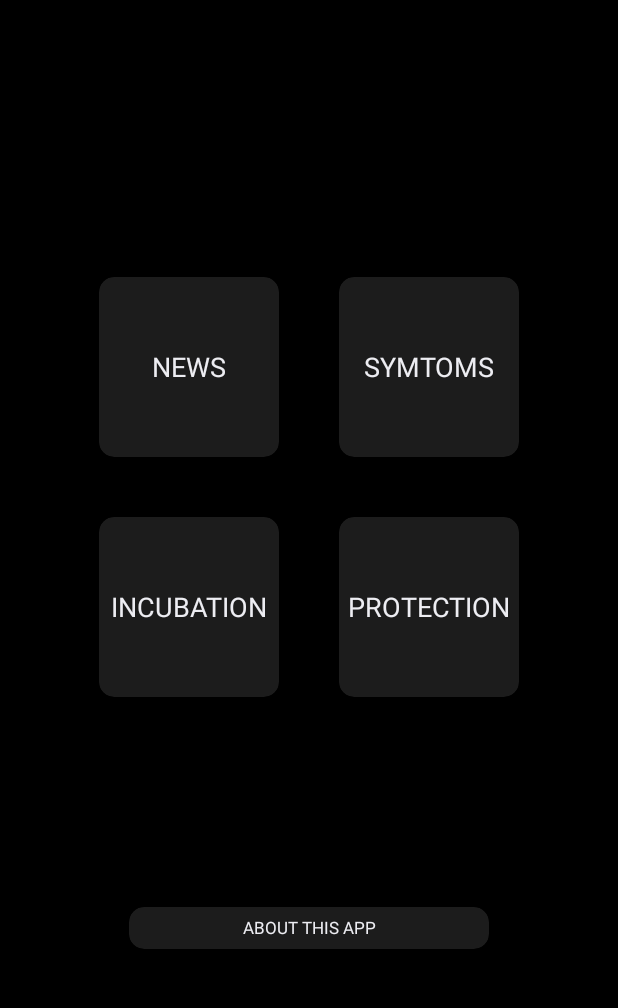
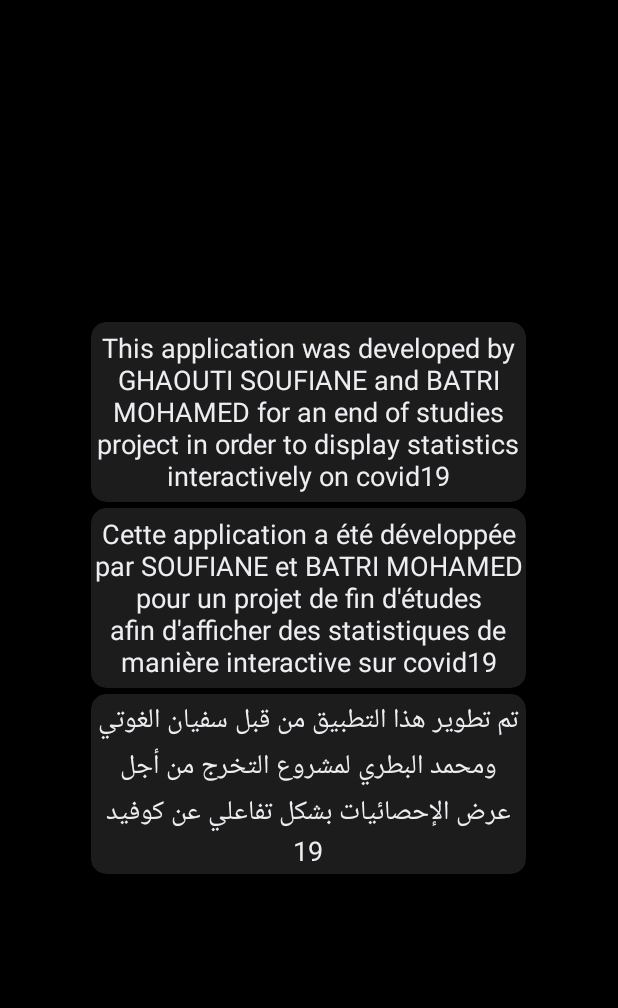
Before and after one commit to soufian-gh/lus-dawm-covid19, an Android app: the MoreActivity screen opened directly, with no data from a screen before it, on a phone screen of 412 x 824 dp, the part 62-1070 px from its top. Run offline under Robolectric (Android 15) with nearby library versions, the phone set to English and light mode, and no system bars; network calls fail.

Commit message:
additional editings

```diff
--- a/app/src/main/AndroidManifest.xml
+++ b/app/src/main/AndroidManifest.xml
@@ -14,7 +14,6 @@
         android:roundIcon="@mipmap/ic_launcher_round"
         android:supportsRtl="true"
         android:theme="@style/AppTheme">
-        <activity android:name=".NewsActivity"></activity>
         <activity android:name=".MoreActivity" />
         <activity android:name=".DetailActivity" />
         <activity android:name=".AffectedCountries" />
--- a/app/src/main/java/com/lus/dawm/covid/app/MainActivity.java
+++ b/app/src/main/java/com/lus/dawm/covid/app/MainActivity.java
@@ -119,8 +119,6 @@ public class MainActivity extends AppCompatActivity {
         setContentView(R.layout.activity_main);
 
         //checking gps state
-
-
 
         tvCases = findViewById(R.id.tvCases);
         tvRecovered = findViewById(R.id.tvRecovered);
@@ -295,9 +293,5 @@ public class MainActivity extends AppCompatActivity {
 
     }
 
-    public void goToNews(View view) {
 
-        startActivity(new Intent(getApplicationContext(),NewsActivity.class));
-
-    }
 }
--- a/app/src/main/java/com/lus/dawm/covid/app/NewsActivity.java
+++ /dev/null
@@ -1,14 +0,0 @@
-    package com.lus.dawm.covid.app;
-
-import androidx.appcompat.app.AppCompatActivity;
-
-import android.os.Bundle;
-
-public class NewsActivity extends AppCompatActivity {
-
-    @Override
-    protected void onCreate(Bundle savedInstanceState) {
-        super.onCreate (savedInstanceState);
-        setContentView (R.layout.activity_news);
-    }
-}
--- a/app/src/main/res/layout/activity_main.xml
+++ b/app/src/main/res/layout/activity_main.xml
@@ -649,7 +649,7 @@
             android:layout_height="wrap_content"
             android:layout_alignParentBottom="true"
             android:background="@color/color_gray"
-            android:text="More"
+            android:text="About"
             android:textColor="@android:color/white"
             android:textSize="18sp"
             android:padding="5dp"
--- a/app/src/main/res/layout/activity_more.xml
+++ b/app/src/main/res/layout/activity_more.xml
@@ -19,28 +19,46 @@
         <androidx.cardview.widget.CardView
 
             app:cardBackgroundColor="@color/color_gray"
-            android:layout_margin="20dp"
-            android:layout_width="120dp"
+            android:layout_marginTop="2dp"
+            android:layout_marginBottom="2dp"
+            android:layout_marginLeft="20dp"
+            android:layout_marginRight="20dp"
+
+            android:layout_width="290dp"
             android:layout_height="120dp"
             android:id="@+id/item1"
             app:cardCornerRadius="10dp"
             app:cardElevation="10dp"
-            android:onClick="goToNews"
+
             >
             <TextView
                 android:layout_width="match_parent"
                 android:layout_height="match_parent"
-                android:text="NEWS"
+                android:text="This application was developed by GHAOUTI SOUFIANE and BATRI MOHAMED for an end of studies project in order to display statistics interactively on covid19"
                 android:gravity="center"
                 android:textColor="@color/color_white"
                 android:textSize="18dp">
             </TextView>
         </androidx.cardview.widget.CardView>
 
+
+    </LinearLayout>
+
+    <LinearLayout
+        android:layout_width="wrap_content"
+        android:layout_height="wrap_content"
+        >
+
         <androidx.cardview.widget.CardView
+
             app:cardBackgroundColor="@color/color_gray"
-            android:layout_margin="20dp"
-            android:layout_width="120dp"
+
+            android:layout_marginTop="2dp"
+            android:layout_marginBottom="2dp"
+            android:layout_marginLeft="20dp"
+            android:layout_marginRight="20dp"
+
+            android:layout_width="290dp"
             android:layout_height="120dp"
             android:id="@+id/item2"
             app:cardCornerRadius="10dp"
@@ -49,23 +67,31 @@
             <TextView
                 android:layout_width="match_parent"
                 android:layout_height="match_parent"
-                android:text="SYMTOMS"
+                android:text="Cette application a été développée par SOUFIANE et BATRI MOHAMED pour un projet de fin d'études afin d'afficher des statistiques de manière interactive sur covid19"
                 android:gravity="center"
                 android:textColor="@color/color_white"
                 android:textSize="18dp">
             </TextView>
         </androidx.cardview.widget.CardView>
 
+
     </LinearLayout>
 
     <LinearLayout
         android:layout_width="wrap_content"
-        android:layout_height="wrap_content">
+        android:layout_height="wrap_content"
+        >
 
         <androidx.cardview.widget.CardView
+
             app:cardBackgroundColor="@color/color_gray"
-            android:layout_margin="20dp"
-            android:layout_width="120dp"
+
+            android:layout_marginTop="2dp"
+            android:layout_marginBottom="2dp"
+            android:layout_marginLeft="20dp"
+            android:layout_marginRight="20dp"
+
+            android:layout_width="290dp"
             android:layout_height="120dp"
             android:id="@+id/item3"
             app:cardCornerRadius="10dp"
@@ -74,58 +100,13 @@
             <TextView
                 android:layout_width="match_parent"
                 android:layout_height="match_parent"
-                android:text="INCUBATION"
+                android:text="تم تطوير هذا التطبيق من قبل سفيان الغوتي ومحمد البطري لمشروع التخرج من أجل عرض الإحصائيات بشكل تفاعلي عن كوفيد 19"
                 android:gravity="center"
                 android:textColor="@color/color_white"
                 android:textSize="18dp">
             </TextView>
         </androidx.cardview.widget.CardView>
 
-        <androidx.cardview.widget.CardView
-            app:cardBackgroundColor="@color/color_gray"
-            android:layout_margin="20dp"
-            android:layout_width="120dp"
-            android:layout_height="120dp"
-            android:id="@+id/item4"
-            app:cardCornerRadius="10dp"
-            app:cardElevation="10dp"
-            >
-            <TextView
-                android:layout_width="match_parent"
-                android:layout_height="match_parent"
-                android:text="PROTECTION"
-                android:gravity="center"
-                android:textColor="@color/color_white"
-                android:textSize="18dp">
-            </TextView>
-        </androidx.cardview.widget.CardView>
-
-    </LinearLayout>
-
-    <LinearLayout
-        android:layout_width="wrap_content"
-        android:layout_height="wrap_content">
-
-
-
-        <androidx.cardview.widget.CardView
-            app:cardBackgroundColor="@color/color_gray"
-            android:layout_marginTop="120dp"
-            android:layout_width="240dp"
-            android:layout_height="28dp"
-            android:id="@+id/item5"
-            app:cardCornerRadius="10dp"
-            app:cardElevation="10dp"
-            >
-            <TextView
-                android:layout_width="match_parent"
-                android:layout_height="match_parent"
-                android:text="ABOUT THIS APP"
-                android:gravity="center"
-                android:textColor="@color/color_white"
-                android:textSize="11dp">
-            </TextView>
-        </androidx.cardview.widget.CardView>
 
     </LinearLayout>
 
@@ -142,4 +123,5 @@
 
 
 
+
 </LinearLayout>
--- a/app/src/main/res/layout/activity_news.xml
+++ /dev/null
@@ -1,9 +0,0 @@
-<?xml version="1.0" encoding="utf-8"?>
-<androidx.constraintlayout.widget.ConstraintLayout xmlns:android="http://schemas.android.com/apk/res/android"
-    xmlns:app="http://schemas.android.com/apk/res-auto"
-    xmlns:tools="http://schemas.android.com/tools"
-    android:layout_width="match_parent"
-    android:layout_height="match_parent"
-    tools:context=".NewsActivity">
-
-</androidx.constraintlayout.widget.ConstraintLayout>
```
